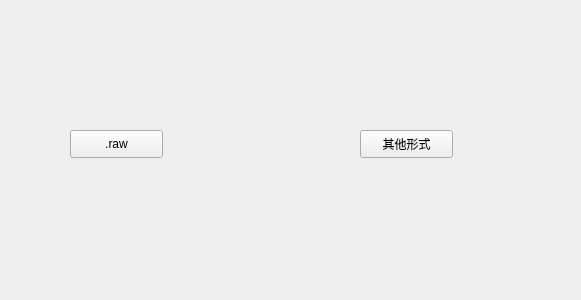
Before: the Qt Designer form imageprocessor/lab3.ui in Briareu/digital_pic_process, drawn with Qt 5.
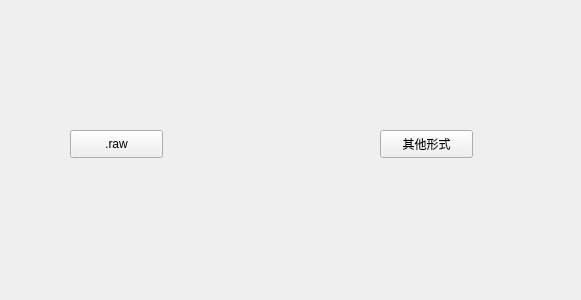
After: the same form once the commit is applied.

Diff of the .ui file:
```diff
--- a/imageprocessor/lab3.ui
+++ b/imageprocessor/lab3.ui
@@ -29,7 +29,7 @@
   <widget class="QPushButton" name="other_btn">
    <property name="geometry">
     <rect>
-     <x>360</x>
+     <x>380</x>
      <y>130</y>
      <width>93</width>
      <height>28</height>
```
